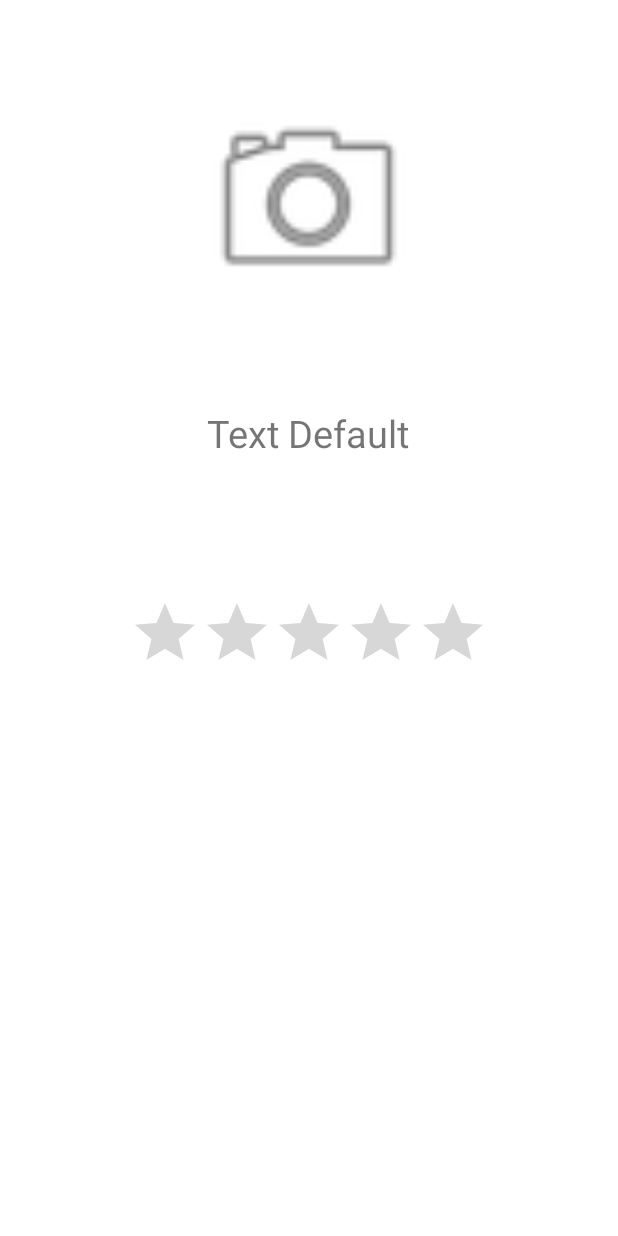
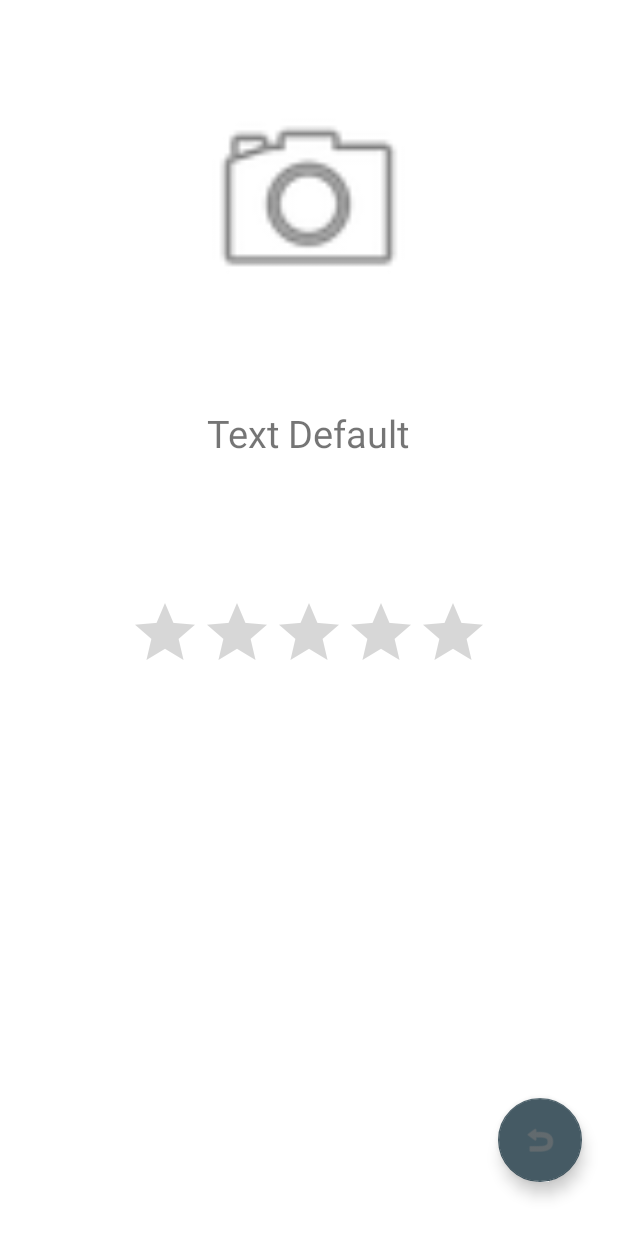
Before and after one commit to julian-dominguez/DAM_Task-01, an Android app: the layout activity_view_data.xml on its own in the app's theme, with its tools: preview values and no code run, on a phone screen of 412 x 824 dp. Run offline under Robolectric (Android 15) with nearby library versions, the phone set to English and light mode, and no system bars.

```diff
--- a/app/src/main/res/layout/activity_view_data.xml
+++ b/app/src/main/res/layout/activity_view_data.xml
@@ -40,4 +40,17 @@
         app:layout_constraintEnd_toEndOf="parent"
         app:layout_constraintStart_toStartOf="parent"
         app:layout_constraintTop_toBottomOf="@+id/tv_name_hero_A2" />
+
+    <com.google.android.material.floatingactionbutton.FloatingActionButton
+        android:id="@+id/fab_return"
+        android:layout_width="wrap_content"
+        android:layout_height="wrap_content"
+        android:layout_marginEnd="24dp"
+        android:layout_marginBottom="36dp"
+        android:clickable="true"
+        app:layout_constraintBottom_toBottomOf="parent"
+        app:layout_constraintEnd_toEndOf="parent"
+        android:src="@android:drawable/ic_menu_revert"
+        android:contentDescription="TODO"
+        android:focusable="true" />
 </androidx.constraintlayout.widget.ConstraintLayout>
```
Also changed, not shown: app/src/main/java/com/juliandominguez/dam_task_01/MainActivity.kt (+24 -6 lines), app/src/main/java/com/juliandominguez/dam_task_01/ViewDataActivity.kt (+26 -1 lines).
